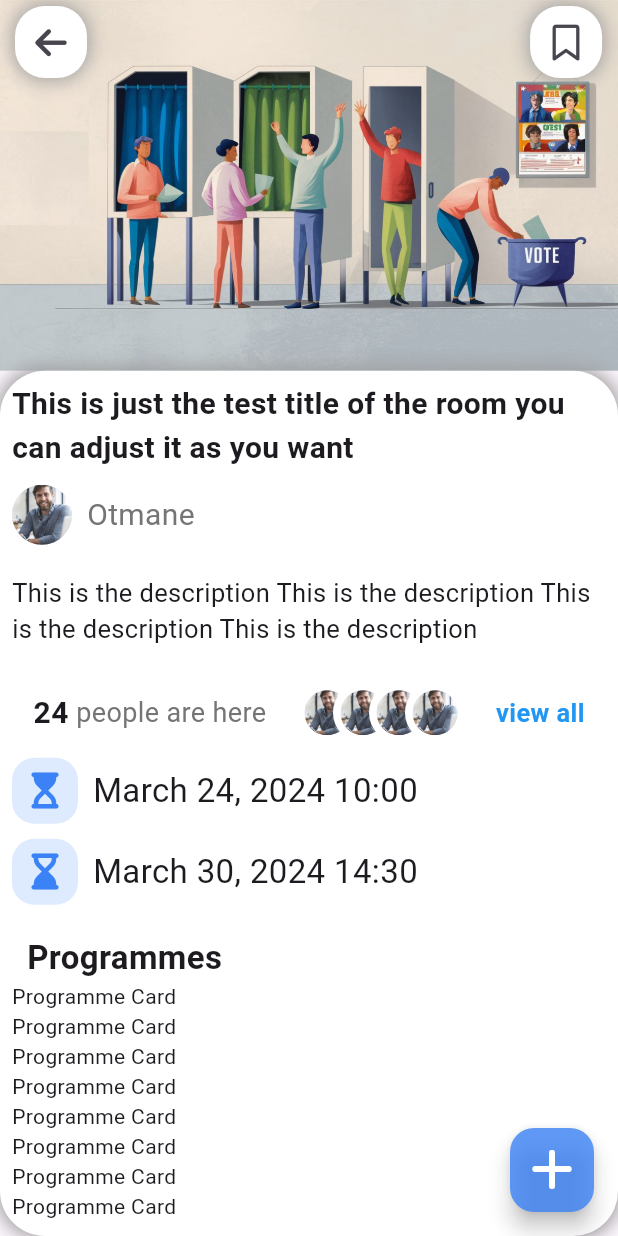
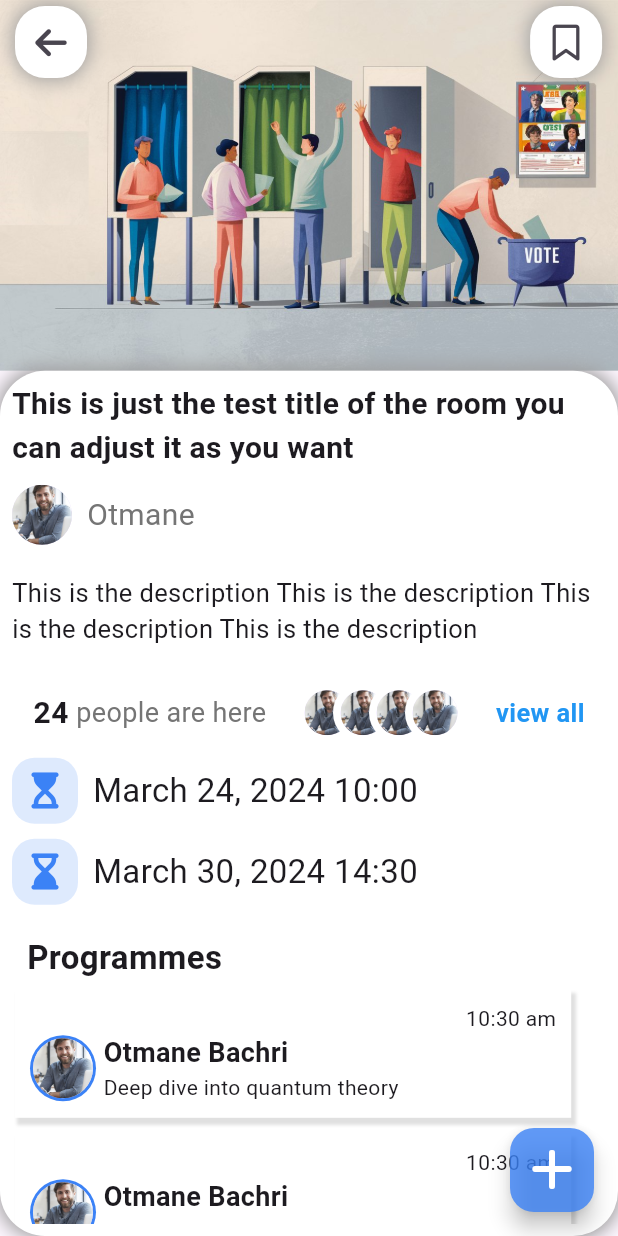
Before and after one commit to bachriotmane/Internet-voting-system, a Flutter app: the RoomPage screen opened directly, on a phone screen of 412 x 824 dp. Run offline on Flutter 3.47's test engine with Material 3 defaults, Android fonts, the phone set to English and light mode, and no system bars; our stand-ins replace bloc, carousel_slider, curved_navigation_bar, dartz, dio, flutter_bloc and 5 more; accounts and stored records are empty; Roboto replaces fonts that are missing (Raleway).

Commit message:
deal with routes and programme items

```diff
--- a/Client side Flutter/voting_system_app/lib/common/utils/dummydata/dummy.data.dart
+++ b/Client side Flutter/voting_system_app/lib/common/utils/dummydata/dummy.data.dart
@@ -40,6 +40,7 @@ class TestData {
         programmeDesc: "Deep dive into quantum theory",
         creationDate: DateTime.now(),
         roomId: "room1",
+        creatorId: "user1",
         votes: [
           Vote(
               id: "vote1",
@@ -54,6 +55,7 @@ class TestData {
         programmeDesc: "Understanding Einstein's theory",
         creationDate: DateTime.now(),
         roomId: "room1",
+        creatorId: "user2",
         votes: [],
       ),
       Programme(
@@ -62,6 +64,7 @@ class TestData {
         programmeDesc: "Analyzing themes and symbols in '1984'",
         creationDate: DateTime.now(),
         roomId: "room2",
+        creatorId: "user3",
         votes: [
           Vote(
               id: "vote2",
--- a/Client side Flutter/voting_system_app/lib/modules/elections/domain/entities/programme.dart
+++ b/Client side Flutter/voting_system_app/lib/modules/elections/domain/entities/programme.dart
@@ -5,6 +5,7 @@ class Programme {
   String programmeDesc;
   DateTime creationDate;
   String roomId;
+  String creatorId;
   List votes;
   Programme({
     required this.programmeId,
@@ -13,5 +14,6 @@ class Programme {
     required this.creationDate,
     required this.roomId,
     required this.votes,
+    required this.creatorId,
   });
 }
--- a/Client side Flutter/voting_system_app/lib/modules/elections/presntation/pages/programme.page.dart
+++ b/Client side Flutter/voting_system_app/lib/modules/elections/presntation/pages/programme.page.dart
@@ -1,7 +1,11 @@
+// ignore_for_file: must_be_immutable
+
 import 'package:flutter/material.dart';
+import 'package:voting_system_app/modules/elections/domain/entities/programme.dart';
 
 class ProgrammePage extends StatelessWidget {
-  const ProgrammePage({super.key});
+  ProgrammePage({super.key, required this.programme});
+  Programme programme;
 
   @override
   Widget build(BuildContext context) {
--- a/Client side Flutter/voting_system_app/lib/modules/elections/presntation/pages/room.page.dart
+++ b/Client side Flutter/voting_system_app/lib/modules/elections/presntation/pages/room.page.dart
@@ -2,8 +2,9 @@
 
 import 'package:flutter/material.dart';
 import 'package:font_awesome_flutter/font_awesome_flutter.dart';
-import 'package:voting_system_app/modules/elections/domain/entities/programme.dart';
+import 'package:voting_system_app/common/utils/dummydata/dummy.data.dart';
 import 'package:voting_system_app/modules/elections/presntation/pages/home.page.dart';
+import 'package:voting_system_app/modules/elections/presntation/pages/programme.page.dart';
 import 'package:voting_system_app/modules/elections/presntation/widgets/programme.card.dart';
 
 class RoomPage extends StatelessWidget {
@@ -253,16 +254,18 @@ class RoomPage extends StatelessWidget {
   Widget _buildProgrammesList(context) {
     return Column(
       children: List.generate(
-          15,
-          (index) => ProgrammeCard(
-                programme: Programme(
-                    programmeId: "",
-                    programmeTitle: "This is the programme title ",
-                    programmeDesc: "programmeDesc",
-                    creationDate: DateTime.now(),
-                    roomId: "12",
-                    votes: []),
-              )),
+        TestData.getSampleProgrammes().length,
+        (index) => ProgrammeCard(
+          programme: TestData.getSampleProgrammes()[index],
+          onTap: () {
+            Navigator.push(
+                context,
+                MaterialPageRoute(
+                    builder: (c) => ProgrammePage(
+                        programme: TestData.getSampleProgrammes()[index])));
+          },
+        ),
+      ),
     );
   }
 
--- a/Client side Flutter/voting_system_app/lib/modules/elections/presntation/pages/rooms.page.dart
+++ b/Client side Flutter/voting_system_app/lib/modules/elections/presntation/pages/rooms.page.dart
@@ -1,7 +1,9 @@
 import 'package:flutter/material.dart';
+import 'package:voting_system_app/modules/elections/domain/entities/room.dart';
 
 class RoomsPage extends StatelessWidget {
-  const RoomsPage({super.key});
+  const RoomsPage({super.key, required this.rooms});
+  final List<Room> rooms;
 
   @override
   Widget build(BuildContext context) {
--- a/Client side Flutter/voting_system_app/lib/modules/elections/presntation/pages/routing.page.dart
+++ b/Client side Flutter/voting_system_app/lib/modules/elections/presntation/pages/routing.page.dart
@@ -20,7 +20,9 @@ class _RoutingPageState extends State<RoutingPage> {
     HomePage(),
     const SearchPage(),
     const CreateRoomPage(),
-    const RoomsPage(),
+    const RoomsPage(
+      rooms: [],
+    ),
     const ProfilePage(),
   ];
   List<Icon> items = const [
--- a/Client side Flutter/voting_system_app/lib/modules/elections/presntation/widgets/programme.card.dart
+++ b/Client side Flutter/voting_system_app/lib/modules/elections/presntation/widgets/programme.card.dart
@@ -1,18 +1,74 @@
 // ignore_for_file: public_member_api_docs, sort_constructors_first
 import 'package:flutter/material.dart';
+import 'package:flutter/widgets.dart';
 import 'package:voting_system_app/modules/elections/domain/entities/programme.dart';
 
 class ProgrammeCard extends StatelessWidget {
-  const ProgrammeCard({
+  ProgrammeCard({
     Key? key,
     required this.programme,
+    this.onTap,
   }) : super(key: key);
   final Programme programme;
+  void Function()? onTap;
 
   @override
   Widget build(BuildContext context) {
-    return Container(
-      child: const Text("Programme Card"),
+    return GestureDetector(
+      onTap: onTap,
+      child: Container(
+        width: MediaQuery.of(context).size.width * .9,
+        margin: const EdgeInsets.symmetric(vertical: 5, horizontal: 2),
+        padding: const EdgeInsets.all(10),
+        decoration: BoxDecoration(
+          color: Colors.white,
+          // border: Border.all(color: Colors.black),
+          boxShadow: [
+            BoxShadow(
+              blurRadius: 1,
+              spreadRadius: 1,
+              offset: const Offset(2, 4),
+              color: Colors.grey[300]!,
+            )
+          ],
+        ),
+        child: Column(
+          children: [
+            //! Created At
+            Row(
+              mainAxisAlignment: MainAxisAlignment.end,
+              children: [
+                Text(
+                    "${programme.creationDate.hour}:${programme.creationDate.minute} am")
+              ],
+            ),
+            Row(
+              children: [
+                CircleAvatar(
+                  backgroundColor: Theme.of(context).primaryColor,
+                  radius: 22,
+                  child: const CircleAvatar(
+                    backgroundImage: AssetImage("assets/homepage/profile.png"),
+                    radius: 20,
+                  ),
+                ),
+                const SizedBox(width: 5),
+                Column(
+                  crossAxisAlignment: CrossAxisAlignment.start,
+                  children: [
+                    const Text(
+                      "Otmane Bachri",
+                      style:
+                          TextStyle(fontWeight: FontWeight.bold, fontSize: 18),
+                    ),
+                    Text(programme.programmeDesc)
+                  ],
+                )
+              ],
+            ),
+          ],
+        ),
+      ),
     );
   }
 }
```
